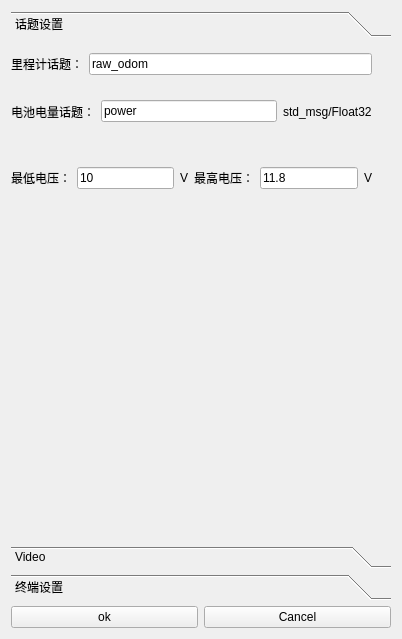
The window that ui/settings.ui (chengyangkj/Ros_Qt5_Gui_App) describes before a commit, drawn with Qt 5.
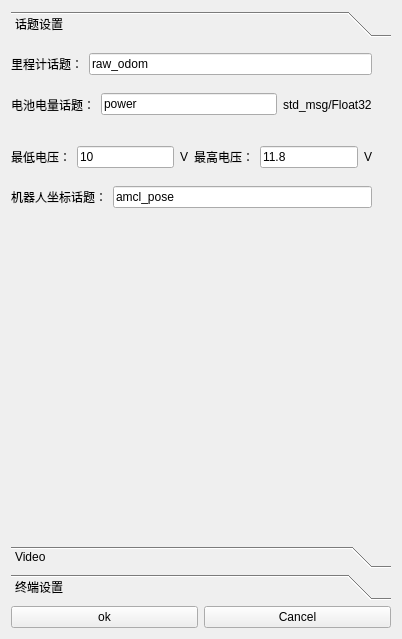
The same window after the commit. Icons and pictures are not drawn.

```diff
--- a/ui/settings.ui
+++ b/ui/settings.ui
@@ -133,7 +133,22 @@
            </layout>
           </item>
           <item>
-           <layout class="QHBoxLayout" name="horizontalLayout_7"/>
+           <layout class="QHBoxLayout" name="horizontalLayout_7">
+            <item>
+             <widget class="QLabel" name="label">
+              <property name="text">
+               <string>机器人坐标话题：</string>
+              </property>
+             </widget>
+            </item>
+            <item>
+             <widget class="QLineEdit" name="lineEdit">
+              <property name="text">
+               <string>amcl_pose</string>
+              </property>
+             </widget>
+            </item>
+           </layout>
           </item>
          </layout>
         </widget>
```
Left out of the diff: 2 changed lines with no effect on the pictures.
